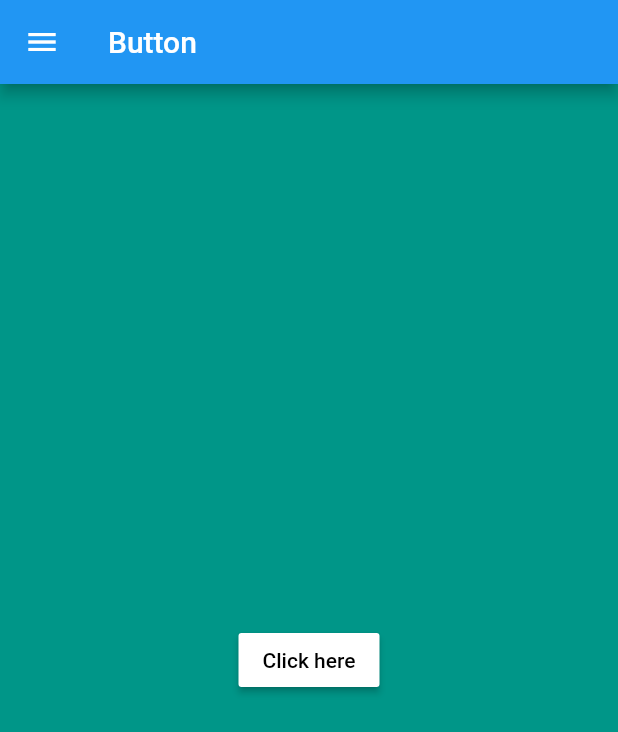
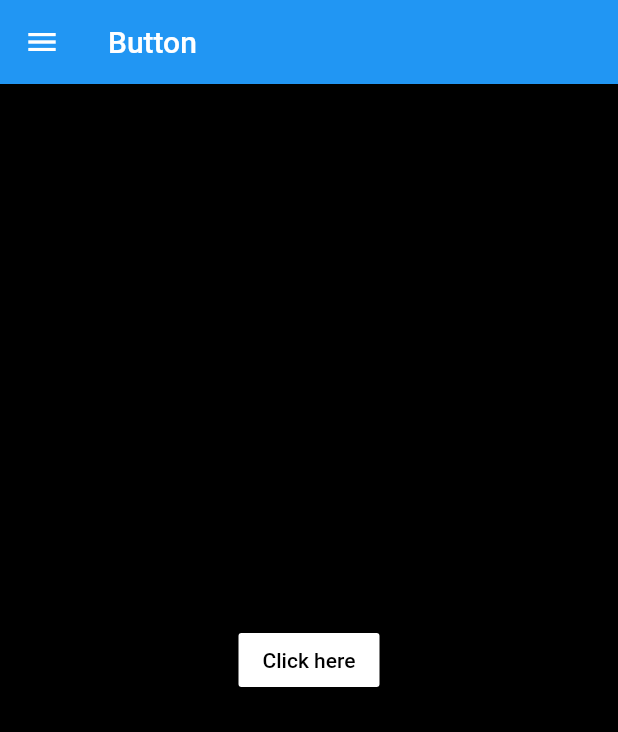
Before and after one commit to Sohag-84/Button_Flutter, a Flutter app: the screen it shows after launch, on a phone screen of 412 x 824 dp. Shown: the top 732 px of the screen. Run offline on Flutter 3.47's test engine with Material 2 defaults, Android fonts, the phone set to English and light mode, and no system bars.

Commit message:
Another change is added

```diff
--- a/lib/main.dart
+++ b/lib/main.dart
@@ -28,7 +28,7 @@ class _ButtonAppState extends State<ButtonApp> {
   Widget build(BuildContext context) {
     return MaterialApp(
       home: Scaffold(
-        backgroundColor: Colors.teal,
+        backgroundColor: txtColor,
         appBar: AppBar(
           title: Text("Button"),
           leading: Icon(Icons.menu),
```
